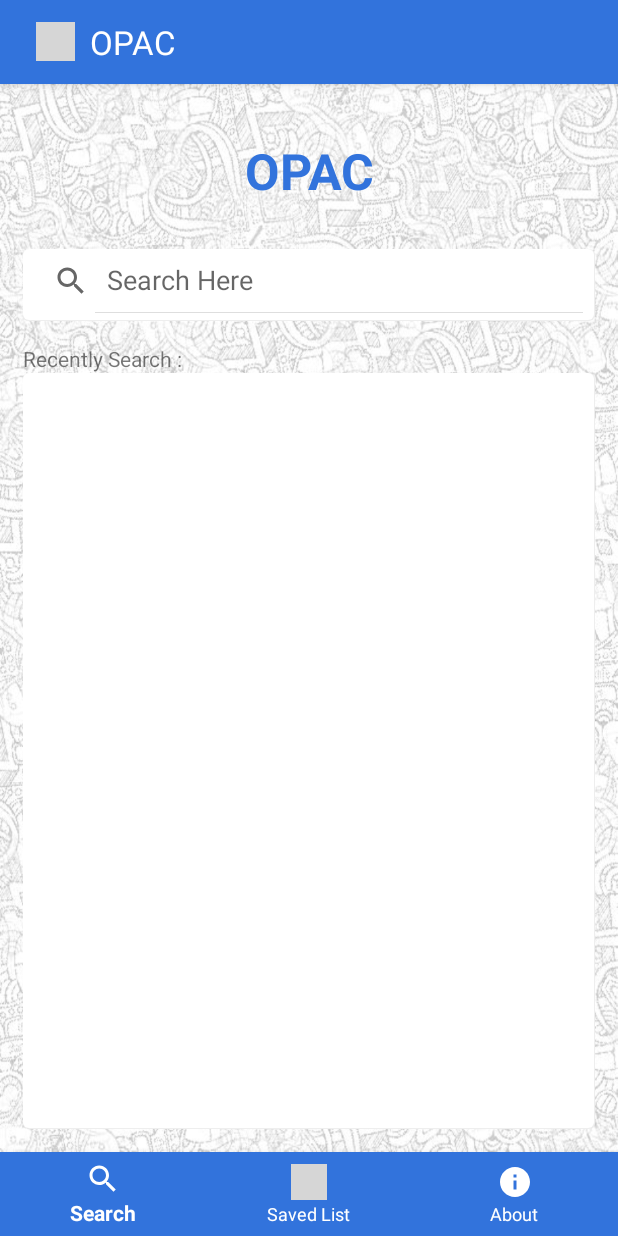
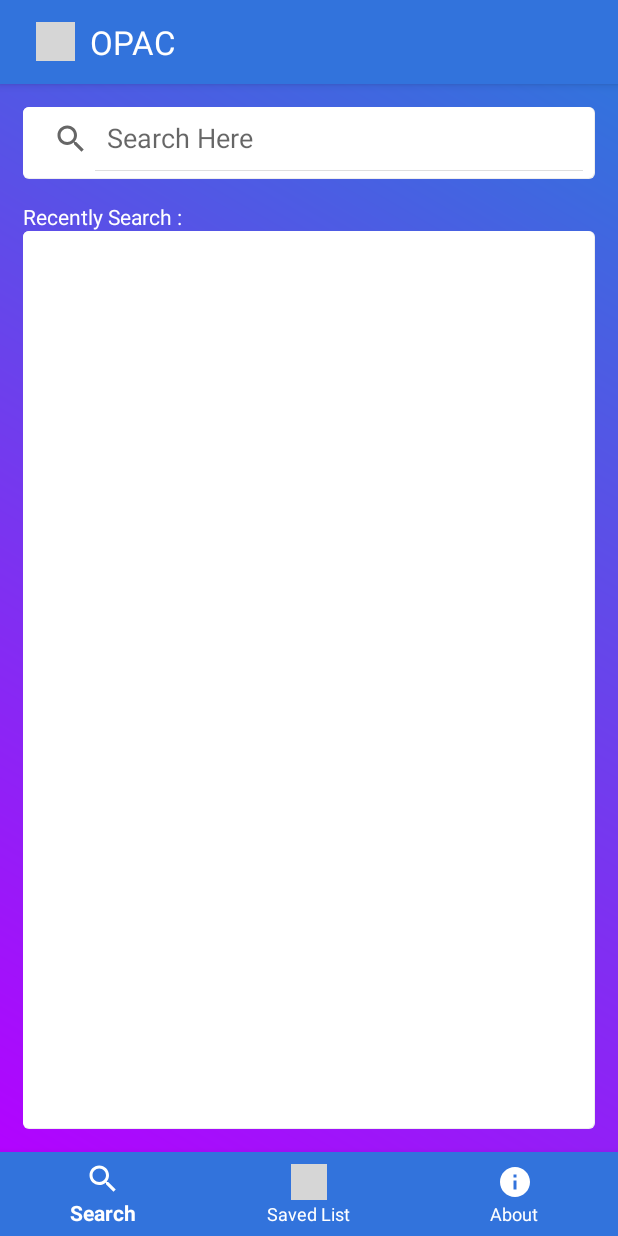
Before and after one commit to iqbaladinur/opak-suka, an Android app: the screen it shows after launch (MainActivity), on a phone screen of 412 x 824 dp. Run offline under Robolectric (Android 15) with nearby library versions, the phone set to English and light mode, and no system bars; grey boxes are pictures that could not be loaded.

Commit message:
update apps

```diff
--- a/app/build.gradle
+++ b/app/build.gradle
@@ -2,7 +2,7 @@ apply plugin: 'com.android.application'
 
 android {
     compileSdkVersion 25
-    buildToolsVersion "25.0.2"
+    buildToolsVersion "26.0.2"
     defaultConfig {
         applicationId "com.app.iqbaladinur.opacsuka"
         minSdkVersion 21
--- a/app/src/main/java/com/app/iqbaladinur/opacsuka/Fragment/SearchFragment.java
+++ b/app/src/main/java/com/app/iqbaladinur/opacsuka/Fragment/SearchFragment.java
@@ -94,7 +94,7 @@ public class SearchFragment extends android.app.Fragment {
             @Override
             public boolean onQueryTextSubmit(String query) {
                 dialog.show();
-                key_word = ""+mySearch.getQuery();
+                key_word = mySearch.getQuery().toString();
                 result = mService.getData(key_word);
                 result.enqueue(new Callback<DataPencarian>() {
                     @Override
--- a/app/src/main/java/com/app/iqbaladinur/opacsuka/HasilPencarian.java
+++ b/app/src/main/java/com/app/iqbaladinur/opacsuka/HasilPencarian.java
@@ -25,7 +25,7 @@ public class HasilPencarian extends AppCompatActivity {
         Bundle recived_data = getIntent().getExtras();
         Listitem = (ArrayList) recived_data.get("Datanya");
         jumlah_data = Listitem.size();
-        this.setTitle(recived_data.getString("Keyword")+" ("+jumlah_data+" found)");
+        this.setTitle(String.format("%s (%d found)", recived_data.getString("Keyword"), jumlah_data));
 
         DataViewCustomAdaptor data = new DataViewCustomAdaptor(HasilPencarian.this, Listitem);
         Listvew.setAdapter(data);
--- /dev/null
+++ b/app/src/main/res/drawable/back_style.xml
@@ -0,0 +1,8 @@
+<?xml version="1.0" encoding="utf-8"?>
+<shape xmlns:android="http://schemas.android.com/apk/res/android"
+    android:shape="rectangle">
+    <gradient
+        android:startColor="#B203FF"
+        android:endColor="#3273dc"
+        android:angle="45"/>
+</shape>
--- a/app/src/main/res/layout/activity_main.xml
+++ b/app/src/main/res/layout/activity_main.xml
@@ -21,6 +21,6 @@
         android:background="@color/colorPrimary"
         app:itemTextColor="@color/mycolor"
         app:itemIconTint="@color/mycolor"
-        app:menu="@menu/navigation" />
+        app:menu="@menu/navigation"/>
 
 </LinearLayout>
--- a/app/src/main/res/layout/fragment_about.xml
+++ b/app/src/main/res/layout/fragment_about.xml
@@ -3,7 +3,7 @@
     android:layout_width="match_parent"
     android:layout_height="match_parent"
     tools:context="com.app.iqbaladinur.opacsuka.Fragment.AboutFragment"
-    android:background="@drawable/background">
+    android:background="@drawable/back_style">
 
     <!-- TODO: Update blank fragment layout -->
     <LinearLayout
@@ -23,11 +23,13 @@
             android:textAlignment="center"
             android:textStyle="bold"
             android:textSize="9pt"
-            android:text="Opac Apps v 1.0"/>
+            android:text="Opac Apps v 1.0"
+            android:textColor="#ffffff"/>
         <TextView
             android:layout_width="match_parent"
             android:layout_height="wrap_content"
             android:textAlignment="center"
+            android:textColor="#ffffff"
             android:text="Terimakasih telah mendownload aplikasi opac uin. Semoga Bermanfaat dan dapat digunakan."/>
     </LinearLayout>
 
--- a/app/src/main/res/layout/fragment_search.xml
+++ b/app/src/main/res/layout/fragment_search.xml
@@ -9,7 +9,7 @@
         android:layout_width="match_parent"
         android:layout_height="match_parent"
         android:padding="15dp"
-        android:background="@drawable/background">
+        android:background="@drawable/back_style">
         <RelativeLayout
             android:layout_width="match_parent"
             android:layout_height="match_parent"
@@ -22,7 +22,8 @@
             android:layout_width="match_parent"
             android:layout_height="wrap_content"
             android:layout_below="@+id/keyword"
-            android:text="Recently Search :"/>
+            android:text="Recently Search :"
+            android:textColor="#ffffff"/>
         <ListView
             android:id="@+id/cached_keyword"
             android:padding="10dp"
@@ -31,23 +32,10 @@
             android:layout_below="@+id/recent"
             android:layout_marginTop="5dp"></ListView>
 
-        <TextView
-            android:id="@+id/title"
-            android:layout_width="match_parent"
-            android:layout_height="wrap_content"
-            android:layout_marginBottom="30dp"
-            android:layout_marginTop="20dp"
-            android:text="OPAC"
-            android:textAlignment="center"
-            android:textColor="@color/colorPrimaryDark"
-            android:textSize="15pt"
-            android:textStyle="bold" />
-
         <SearchView
             android:id="@+id/keyword"
             android:layout_width="match_parent"
             android:layout_height="wrap_content"
-            android:layout_below="@+id/title"
             android:background="@drawable/search_style"
             android:iconifiedByDefault="false"
             android:paddingBottom="5dp"
--- a/app/src/main/res/layout/my_action_bar.xml
+++ b/app/src/main/res/layout/my_action_bar.xml
@@ -1,8 +1,7 @@
 <?xml version="1.0" encoding="utf-8"?>
 <RelativeLayout xmlns:android="http://schemas.android.com/apk/res/android"
     android:layout_width="match_parent"
-    android:layout_height="50dp"
-    android:background="@color/colorPrimary" >
+    android:layout_height="50dp" >
 
     <TextView
         android:id="@+id/title_text"
--- a/app/src/main/res/values/colors.xml
+++ b/app/src/main/res/values/colors.xml
@@ -4,4 +4,5 @@
     <color name="colorPrimaryDark">#3273dc</color>
     <color name="colorAccent">#e36209</color>
     <color name="mycolor">#FFFFFF</color>
+    <color name="backstyle">#B203FF</color>
 </resources>
--- a/app/src/main/res/values/strings.xml
+++ b/app/src/main/res/values/strings.xml
@@ -1,5 +1,5 @@
 <resources>
-    <string name="app_name">OPAC Mobile</string>
+    <string name="app_name">Opac Suka</string>
     <string name="title_search">Search</string>
     <string name="title_rate">Saved List</string>
     <string name="title_about">About</string>
--- a/build.gradle
+++ b/build.gradle
@@ -5,7 +5,7 @@ buildscript {
         jcenter()
     }
     dependencies {
-        classpath 'com.android.tools.build:gradle:2.3.3'
+        classpath 'com.android.tools.build:gradle:3.0.0'
 
         // NOTE: Do not place your application dependencies here; they belong
         // in the individual module build.gradle files
```
Also changed, not shown: app/src/main/res/drawable/background.jpg (deleted), gradle/wrapper/gradle-wrapper.properties, 2 other files.
